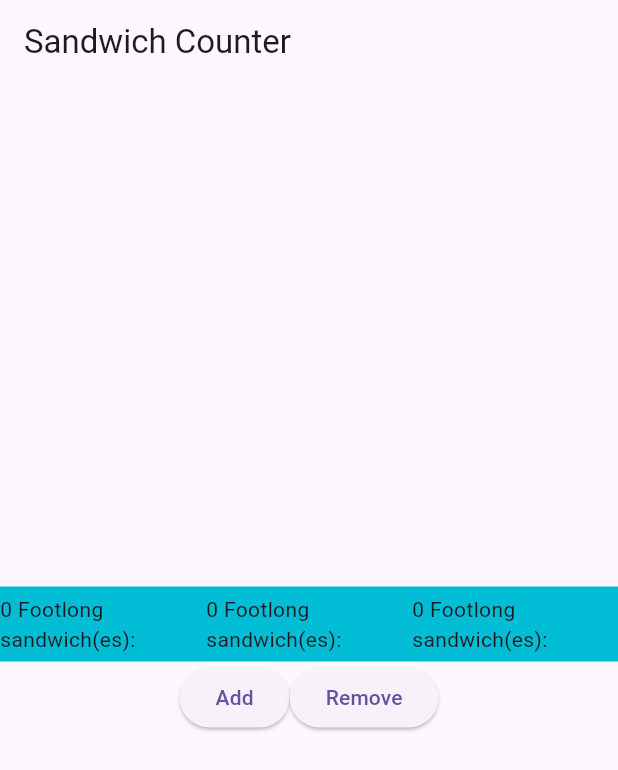
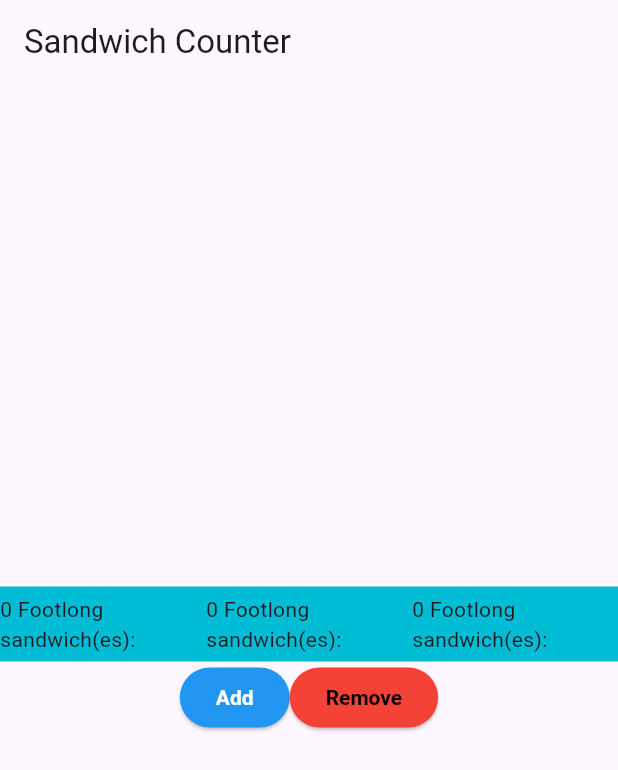
Before and after one commit to Pelz22/programming, a Flutter app: the screen it shows after launch, on a phone screen of 412 x 824 dp. Shown: the top 770 px of the screen. Run offline on Flutter 3.47's test engine with Material 3 defaults, Android fonts, the phone set to English and light mode, and no system bars.

Commit message:
styled elevated buttons and added gap

```diff
--- a/sandwitch_shop/lib/main.dart
+++ b/sandwitch_shop/lib/main.dart
@@ -61,12 +61,24 @@ class _OrderScreenState extends State<OrderScreen> {
             Row(
               mainAxisAlignment: MainAxisAlignment.center,
               children: [
-                ElevatedButton(
-                  onPressed: _increaseQuantity,
-                  child: const Text('Add'),
+                SizedBox(
+                  child: ElevatedButton(
+                    onPressed: _increaseQuantity,
+                    style: ElevatedButton.styleFrom(
+                      backgroundColor: Colors.blue,
+                      foregroundColor: Colors.white,
+                      textStyle: const TextStyle(fontWeight: FontWeight.bold),
+                    ),
+                    child: const Text('Add'),
+                  ),
                 ),
                 ElevatedButton(
                   onPressed: _decreaseQuantity,
+                  style: ElevatedButton.styleFrom(
+                    backgroundColor: Colors.red,
+                    foregroundColor: Colors.black,
+                    textStyle: const TextStyle(fontWeight: FontWeight.bold),
+                  ),
                   child: const Text('Remove'),
                 ),
 
```
